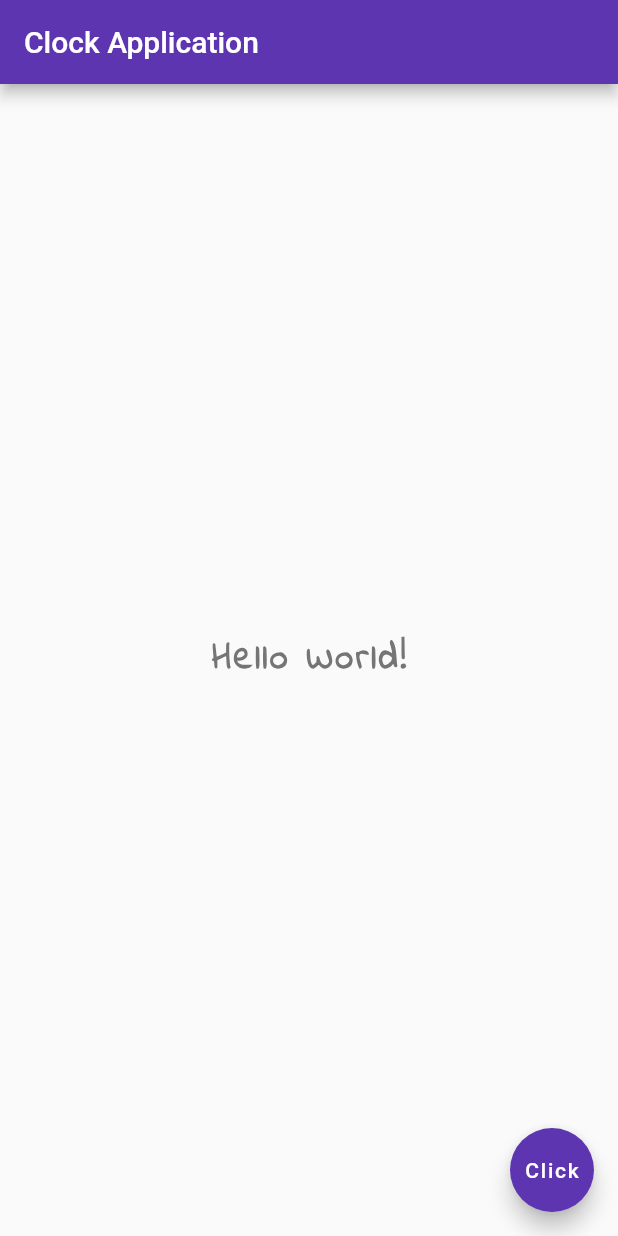
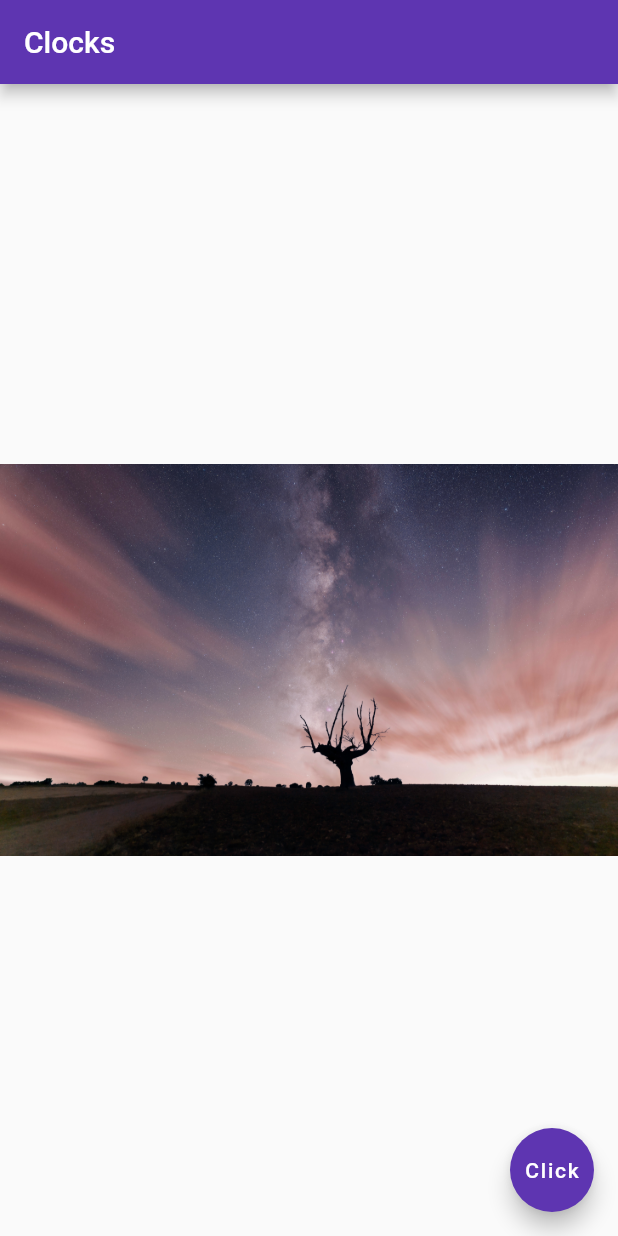
Before and after one commit to tamathecxder/first_app, a Flutter app: the screen it shows after launch, on a phone screen of 412 x 824 dp. Run offline on Flutter 3.47's test engine with Material 2 defaults, Android fonts, the phone set to English and light mode, and no system bars.

Commit message:
Menampilkan image dari aset lokal ataupun dari internet/network

```diff
--- a/lib/main.dart
+++ b/lib/main.dart
@@ -9,22 +9,11 @@ class Home extends StatelessWidget {
   Widget build(BuildContext context) {
     return Scaffold(
       appBar: AppBar(
-        title: Text("Clock Application"),
+        title: Text("Clocks"),
         centerTitle: false,
         backgroundColor: Colors.deepPurple[600],
       ),
-      body: Center(
-        child: Text(
-          "Hello World!",
-          style: TextStyle(
-            fontSize: 24.0,
-            fontWeight: FontWeight.bold,
-            color: Colors.grey[600],
-            letterSpacing: 2.0,
-            fontFamily: "IndieFlower",
-          ),
-        ),
-      ),
+      body: Center(child: Image.asset("assets/pic2.jpg")),
       floatingActionButton: FloatingActionButton(
         onPressed: null,
         child: Text("Click"),
--- a/pubspec.yaml
+++ b/pubspec.yaml
@@ -60,9 +60,8 @@ flutter:
   uses-material-design: true
 
   # To add assets to your application, add an assets section, like this:
-  # assets:
-  #   - images/a_dot_burr.jpeg
-  #   - images/a_dot_ham.jpeg
+  assets:
+    - assets/
 
   # An image asset can refer to one or more resolution-specific "variants", see
   # https://flutter.dev/assets-and-images/#resolution-aware
```
Also changed, not shown: assets/pic1.jpg (added), assets/pic2.jpg (added), assets/pic3.jpg (added), 1 other file.
